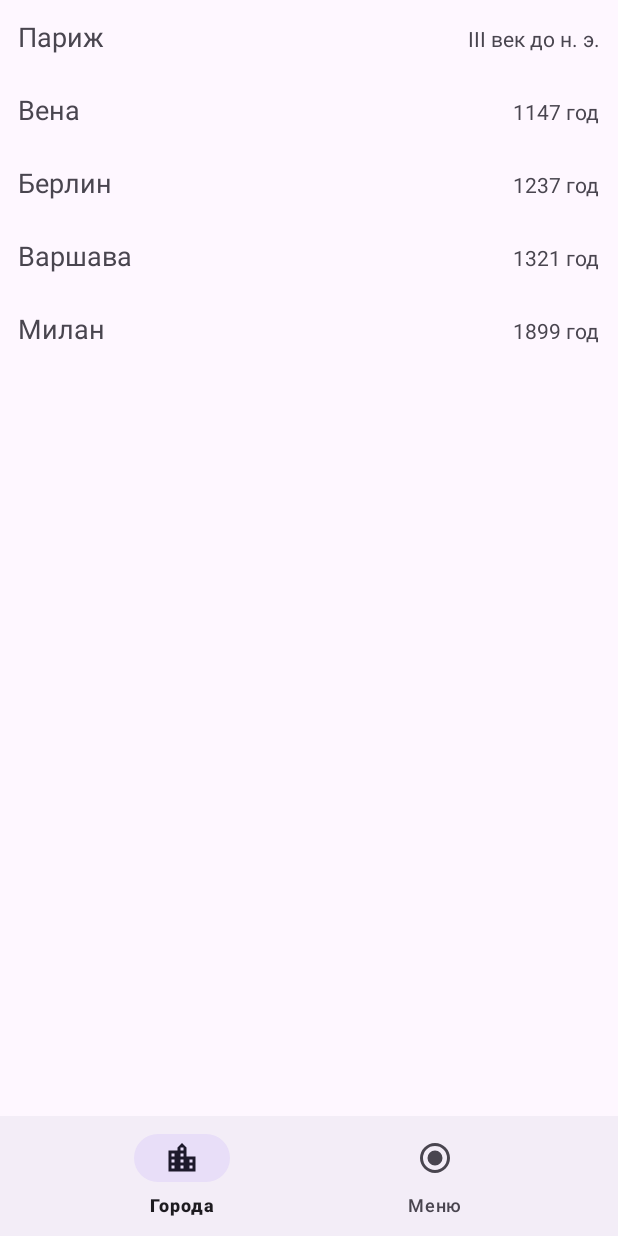
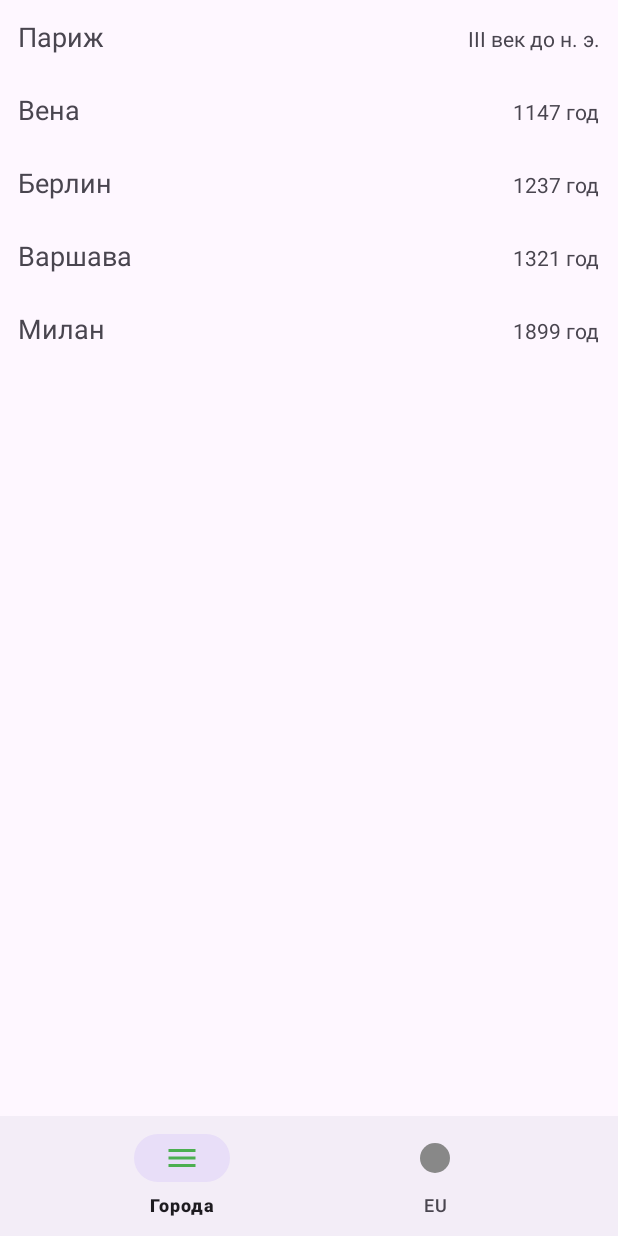
Before and after one commit to ILYAPROKOFEV101/Citiesapp, an Android app: the screen it shows after launch (MainActivity), on a phone screen of 412 x 824 dp. Run offline under Robolectric (Android 15) with nearby library versions, the phone set to English and light mode, and no system bars; our stand-ins replace Room's generated code.

Commit message:
правки

```diff
--- a/app/src/main/java/com/ilya/citiesapp/MainActivity.kt
+++ b/app/src/main/java/com/ilya/citiesapp/MainActivity.kt
@@ -1,7 +1,18 @@
 package com.ilya.citiesapp
 
+import android.content.res.ColorStateList
+import android.graphics.Bitmap
+import android.graphics.Canvas
+import android.graphics.Color
+import android.graphics.Paint
+import android.graphics.drawable.BitmapDrawable
+import android.graphics.drawable.Drawable
 import android.os.Bundle
+import android.util.Log
+import android.util.TypedValue
 import androidx.appcompat.app.AppCompatActivity
+import androidx.appcompat.content.res.AppCompatResources
+import androidx.core.content.ContextCompat
 import androidx.lifecycle.ViewModelProvider
 import com.google.android.material.bottomnavigation.BottomNavigationView
 import com.ilya.citiesapp.data.CityList
@@ -22,11 +33,12 @@ class MainActivity : AppCompatActivity() {
         viewModel = ViewModelProvider(this)[CityViewModel::class.java]
         navView = findViewById(R.id.bottom_navigation)
 
-        // при первом запуске загружаем список
+        // Загружаем начальный список
         viewModel.cityLists.observe(this) { lists ->
             if (lists.isNotEmpty() && selectedList == null) {
                 selectedList = lists.first()
                 openCitiesFragment(selectedList!!)
+                updateTabBarAppearance(selectedList!!)
             }
         }
 
@@ -40,8 +52,9 @@ class MainActivity : AppCompatActivity() {
                     MenuBottomSheet { selected ->
                         selectedList = selected
                         openCitiesFragment(selected)
+                        updateTabBarAppearance(selected)
                     }.show(supportFragmentManager, "menu")
-                    false
+                    true
                 }
                 else -> false
             }
@@ -54,4 +67,56 @@ class MainActivity : AppCompatActivity() {
             .replace(R.id.fragment_container, fragment)
             .commit()
     }
+
+    private fun updateTabBarAppearance(list: CityList) {
+        val bottomNavigationView = findViewById<BottomNavigationView>(R.id.bottom_navigation)
+
+        // Парсим цвет из CityList с обработкой ошибок
+        val parsedColor = try {
+            Color.parseColor(list.colorHex)
+        } catch (e: IllegalArgumentException) {
+            Color.RED // Fallback цвет при ошибке
+        }
+
+        // Создаем ColorStateList с динамическими цветами
+        val iconColors = ColorStateList(
+            arrayOf(
+                intArrayOf(android.R.attr.state_checked), // Выбранное состояние
+                intArrayOf(-android.R.attr.state_checked)  // Невыбранное состояние
+            ),
+            intArrayOf(
+                parsedColor,    // Основной цвет из CityList
+                Color.GRAY      // Серый для неактивных иконок
+            )
+        )
+
+        // Применяем цвета к иконкам
+        bottomNavigationView.itemIconTintList = iconColors
+
+        // Обновляем заголовок (если нужно)
+        bottomNavigationView.menu.findItem(R.id.nav_menu)?.title = list.shortName
+    }
+
+
+    fun createCircleDrawable(color: Int, sizeInDp: Int = 24): Drawable {
+        val sizeInPx = TypedValue.applyDimension(
+            TypedValue.COMPLEX_UNIT_DIP,
+            sizeInDp.toFloat(),
+            resources.displayMetrics
+        ).toInt()
+
+        val bitmap = Bitmap.createBitmap(sizeInPx, sizeInPx, Bitmap.Config.ARGB_8888)
+        val canvas = Canvas(bitmap)
+        val paint = Paint().apply {
+            isAntiAlias = true
+            this.color = color
+        }
+
+        canvas.drawCircle(sizeInPx / 2f, sizeInPx / 2f, sizeInPx / 2f, paint)
+
+        return BitmapDrawable(resources, bitmap).apply {
+            setBounds(0, 0, sizeInPx, sizeInPx)
+        }
+    }
+
 }
--- a/app/src/main/java/com/ilya/citiesapp/data/CityList.kt
+++ b/app/src/main/java/com/ilya/citiesapp/data/CityList.kt
@@ -3,6 +3,6 @@ package com.ilya.citiesapp.data
 data class CityList(
     val shortName: String,
     val fullName: String,
-    val colorHex: String, // Например: "#4CAF50"
+    val colorHex: String,
     val cities: List<City>
 )
--- /dev/null
+++ b/app/src/main/res/drawable/ic_circle_vector.xml
@@ -0,0 +1,9 @@
+<vector xmlns:android="http://schemas.android.com/apk/res/android"
+    android:width="24dp"
+    android:height="24dp"
+    android:viewportWidth="24"
+    android:viewportHeight="24">
+    <path
+        android:fillColor="#FFFFFF"
+    android:pathData="M12,2a10,10 0 1,0 0,20a10,10 0 1,0 0,-20z" />
+</vector>
--- /dev/null
+++ b/app/src/main/res/drawable/menu_24px.xml
@@ -0,0 +1,10 @@
+<vector xmlns:android="http://schemas.android.com/apk/res/android"
+    android:width="24dp"
+    android:height="24dp"
+    android:viewportWidth="960"
+    android:viewportHeight="960"
+    android:tint="?attr/colorControlNormal">
+  <path
+      android:fillColor="@android:color/white"
+      android:pathData="M120,720L120,640L840,640L840,720L120,720ZM120,520L120,440L840,440L840,520L120,520ZM120,320L120,240L840,240L840,320L120,320Z"/>
+</vector>
--- a/app/src/main/res/layout/activity_main.xml
+++ b/app/src/main/res/layout/activity_main.xml
@@ -16,6 +16,8 @@
         android:layout_width="match_parent"
         android:layout_height="wrap_content"
         android:layout_gravity="bottom"
-        app:menu="@menu/bottom_nav_menu" />
+        app:menu="@menu/bottom_nav_menu"
+
+        />
 
 </androidx.coordinatorlayout.widget.CoordinatorLayout>
--- a/app/src/main/res/menu/bottom_nav_menu.xml
+++ b/app/src/main/res/menu/bottom_nav_menu.xml
@@ -1,10 +1,11 @@
 <menu xmlns:android="http://schemas.android.com/apk/res/android">
     <item
         android:id="@+id/nav_cities"
-        android:icon="@drawable/location_city_24px"
+        android:icon="@drawable/menu_24px"
+        android:iconTint="@android:color/black"
         android:title="Города" />
     <item
         android:id="@+id/nav_menu"
-        android:icon="@drawable/radio_button_checked_24px"
+        android:icon="@drawable/ic_circle_vector"
         android:title="Меню" />
 </menu>
```
